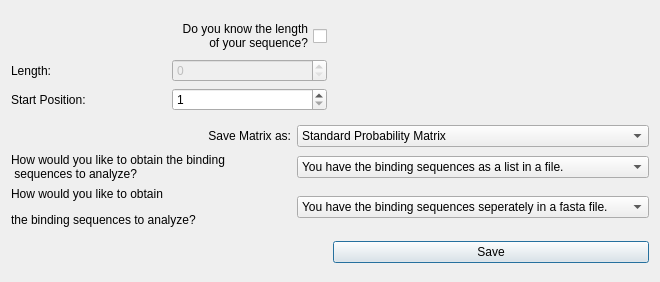
This is src/matrixFromSequence.ui in TaronSilver/genom as Qt 5 draws it before an edit. The edited form follows.
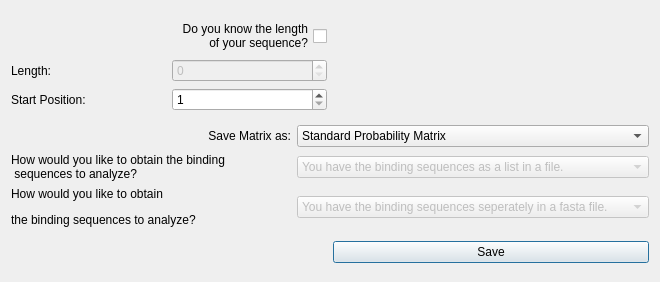
This is the edited form.

```diff
--- a/src/matrixFromSequence.ui
+++ b/src/matrixFromSequence.ui
@@ -72,7 +72,10 @@
      <item row="2" column="1">
       <widget class="QComboBox" name="chooseSequenceOrigin">
        <property name="enabled">
-        <bool>true</bool>
+        <bool>false</bool>
+       </property>
+       <property name="toolTip">
+        <string>Not implemented in Qt</string>
        </property>
        <item>
         <property name="text">
@@ -104,7 +107,10 @@
      <item row="1" column="1">
       <widget class="QComboBox" name="chooseSourceSequence">
        <property name="enabled">
-        <bool>true</bool>
+        <bool>false</bool>
+       </property>
+       <property name="toolTip">
+        <string>Not implemented in Qt</string>
        </property>
        <item>
         <property name="text">
```
